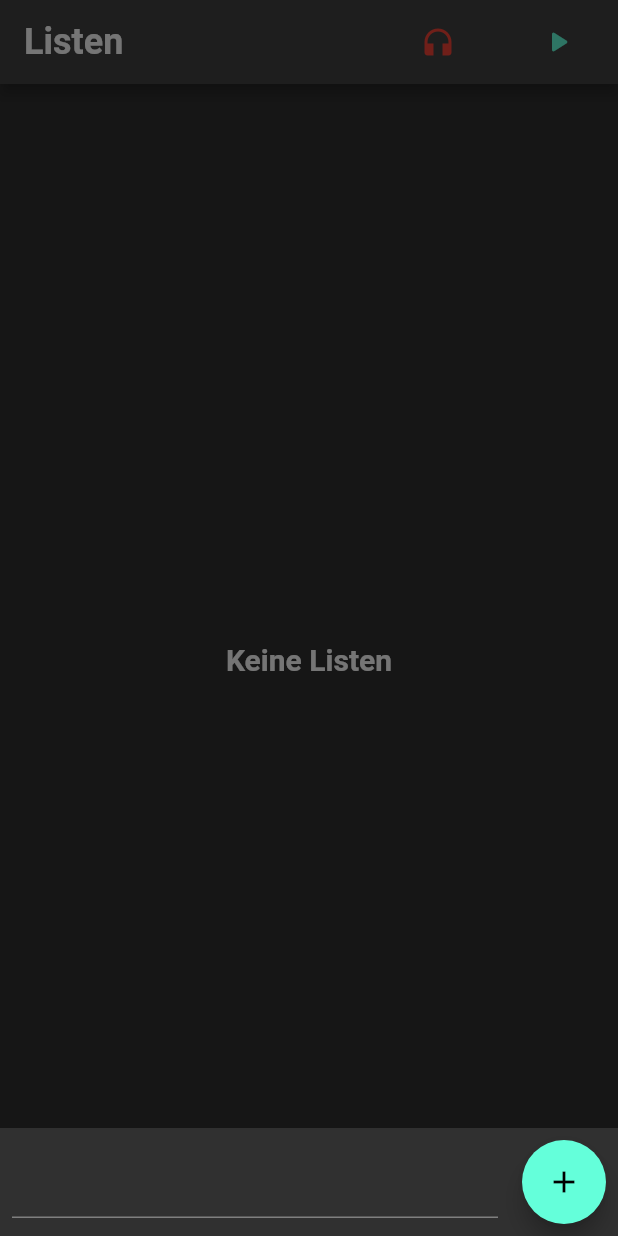
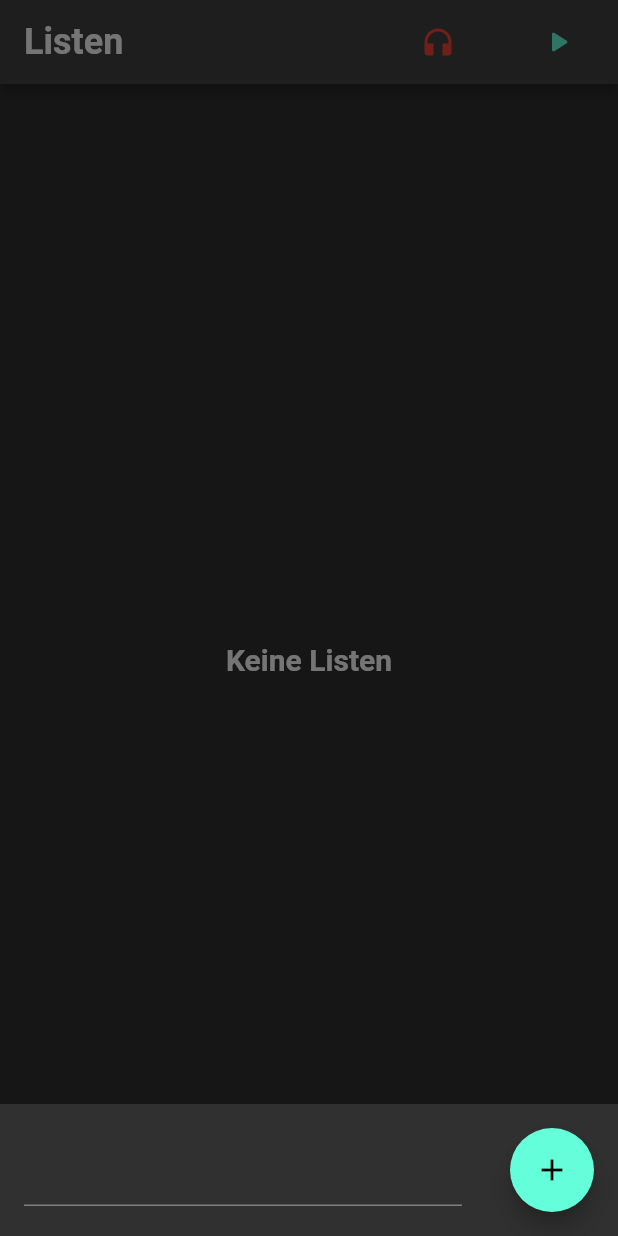
Before and after one commit to eric-bra/Flutter_List_App, a Flutter app: the screen it shows after launch, after a tap on the "add" icon, on a phone screen of 412 x 824 dp. Run offline on Flutter 3.47's test engine with Material 2 defaults, Android fonts, the phone set to English and light mode, and no system bars; our stand-ins replace flutter_tts, shared_preferences, sqflite; missing offline and left inert: esense_flutter; accounts and stored records are empty.

Commit message:
Adjusted Paddings.

```diff
--- a/lib/widgets/add_button.dart
+++ b/lib/widgets/add_button.dart
@@ -1,6 +1,6 @@
 import 'package:flutter/material.dart';
 
-/// Widget which represents a FLoatingActionButton with an add-Icon.
+/// Widget which represents a FloatingActionButton with an add-Icon.
 class AddButton extends StatelessWidget {
   const AddButton({Key? key, required this.onPressed}) : super(key: key);
 
--- a/lib/widgets/add_todo_dialog.dart
+++ b/lib/widgets/add_todo_dialog.dart
@@ -22,7 +22,7 @@ class _AddToDoDialogState extends State<AddToDoDialog> {
           children: [
             Expanded(
                 child: Padding(
-                  padding: const EdgeInsets.all(8.0),
+                  padding: const EdgeInsets.all(16),
                   child: TextField(
                     onChanged: (text) =>
                         setState(() {
@@ -35,7 +35,7 @@ class _AddToDoDialogState extends State<AddToDoDialog> {
                   ),
                 )),
             Padding(
-                padding: const EdgeInsets.all(8.0),
+                padding: const EdgeInsets.all(16),
                 child: AddButton(onPressed: () {
                   widget.onFinish(_val);
                   Navigator.of(context).pop();
```
Also changed, not shown: lib/widgets/connection_indicator.dart (+4 -3 lines).
